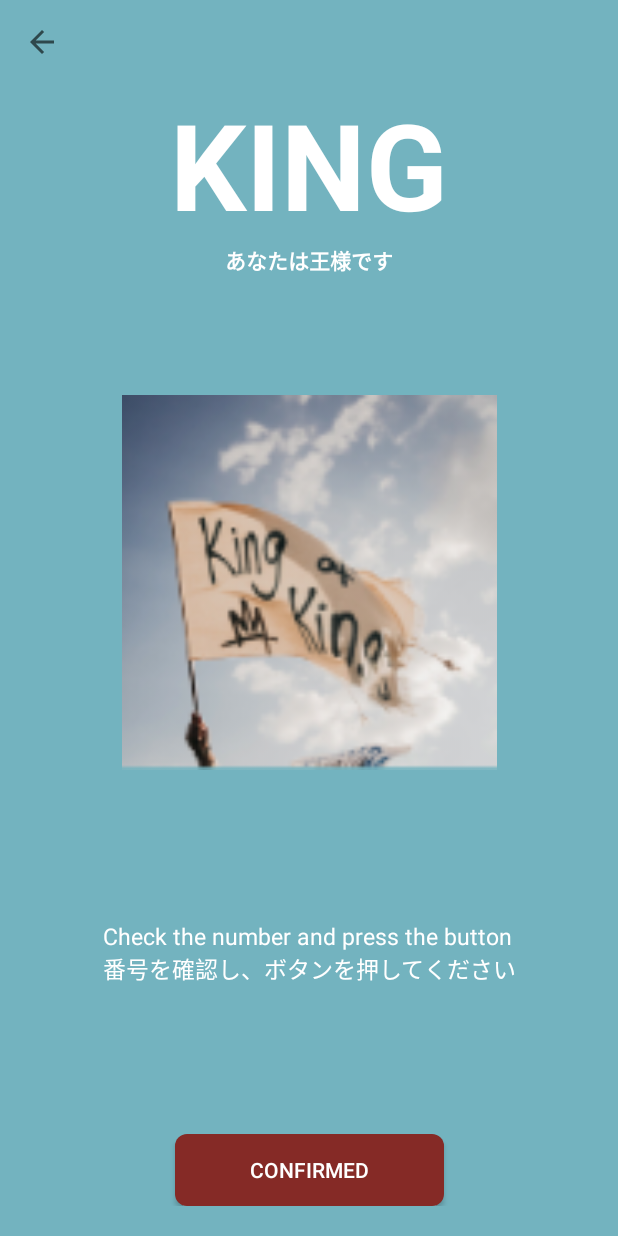
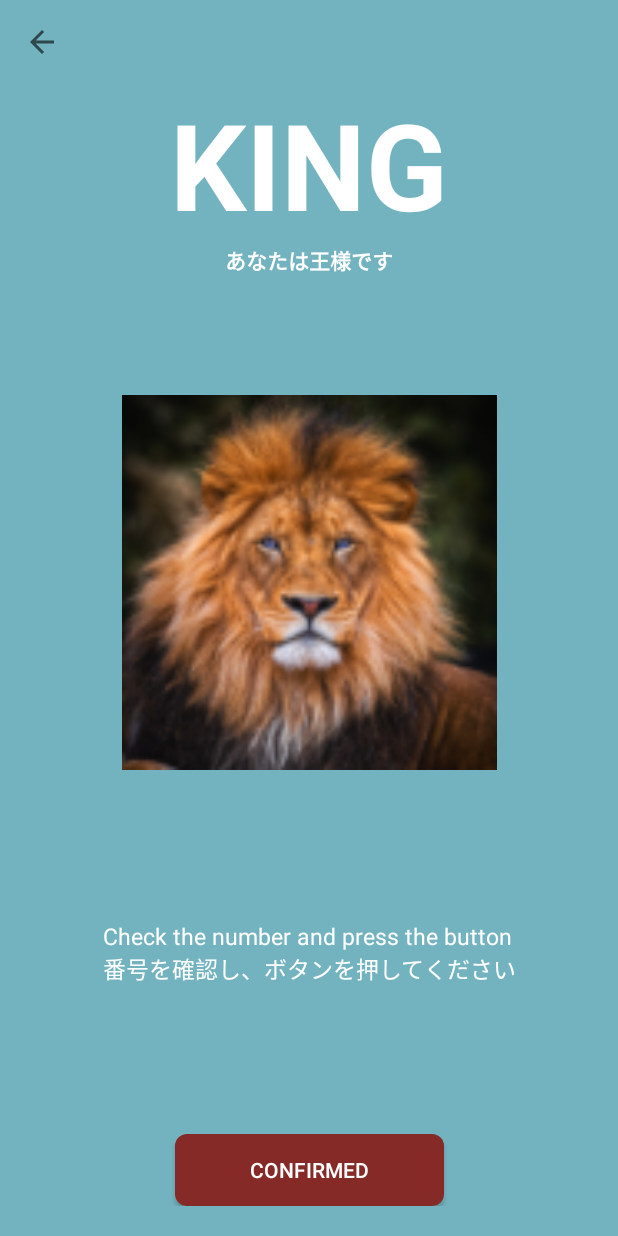
Before and after one commit to naotiiii/king_game_android, an Android app: the KingActivity screen opened directly, with no data from a screen before it, on a phone screen of 412 x 824 dp. Run offline under Robolectric (Android 15) with nearby library versions, the light colour scheme and no system bars; our stand-ins replace AdMob.

Commit message:
画像の設定を修正

```diff
--- a/app/src/main/java/com/hato/king_game/Activity/KingActivity.java
+++ b/app/src/main/java/com/hato/king_game/Activity/KingActivity.java
@@ -79,16 +79,18 @@ public class KingActivity extends AppCompatActivity {
         Drawable drawable = getDrawable(R.drawable.king_1);
 
         Random random = new Random();
-        int num = random.nextInt(4);
-        if (num == 1) {
+        int num = random.nextInt(3);
+        System.out.println("========================" + num);
+        if (num == 0) {
             drawable = getDrawable(R.drawable.king_1);
+        } else if (num == 1) {
+            drawable = getDrawable(R.drawable.king_2);
         } else if (num == 2) {
-            drawable = getDrawable(R.drawable.king_2);
+            drawable = getDrawable(R.drawable.king_3);
         } else if (num == 3) {
-            drawable = getDrawable(R.drawable.king_3);
-        } else if (num == 4) {
             drawable = getDrawable(R.drawable.king_4);
         }
+        imageView.setImageDrawable(drawable);
     }
 
     /**
--- a/app/src/main/res/layout/activity_citizen.xml
+++ b/app/src/main/res/layout/activity_citizen.xml
@@ -90,7 +90,7 @@
             android:layout_height="wrap_content"
             android:layout_centerHorizontal="true"
             android:layout_alignParentBottom="true"
-            android:background="@android:color/black"
+            android:background="@color/result_normal_background"
             ads:adSize="BANNER"
             ads:adUnitId="@string/ad_view_advertising_banner_id"
             app:layout_constraintTop_toTopOf="parent"
--- a/app/src/main/res/layout/activity_king.xml
+++ b/app/src/main/res/layout/activity_king.xml
@@ -89,7 +89,7 @@
             android:layout_height="wrap_content"
             android:layout_centerHorizontal="true"
             android:layout_alignParentBottom="true"
-            android:background="@android:color/black"
+            android:background="@color/result_normal_background"
             ads:adSize="BANNER"
             ads:adUnitId="@string/ad_view_advertising_banner_id"
             app:layout_constraintTop_toTopOf="parent"
--- a/app/src/main/res/layout/activity_play.xml
+++ b/app/src/main/res/layout/activity_play.xml
@@ -41,7 +41,7 @@
         android:id="@+id/layout_ad_view"
         android:layout_width="match_parent"
         android:layout_height="wrap_content"
-        android:background="@android:color/black"
+        android:background="@color/primary_main_red"
         app:layout_constraintTop_toBottomOf="@id/text_explain_game"
         app:layout_constraintBottom_toTopOf="@id/grid_view"
         app:layout_constraintStart_toStartOf="parent"
@@ -55,7 +55,7 @@
             android:layout_height="wrap_content"
             android:layout_centerHorizontal="true"
             android:layout_alignParentBottom="true"
-            android:background="@android:color/black"
+            android:background="@color/primary_main_red"
             ads:adSize="BANNER"
             ads:adUnitId="@string/ad_view_advertising_banner_id"
             app:layout_constraintTop_toTopOf="parent"
```
